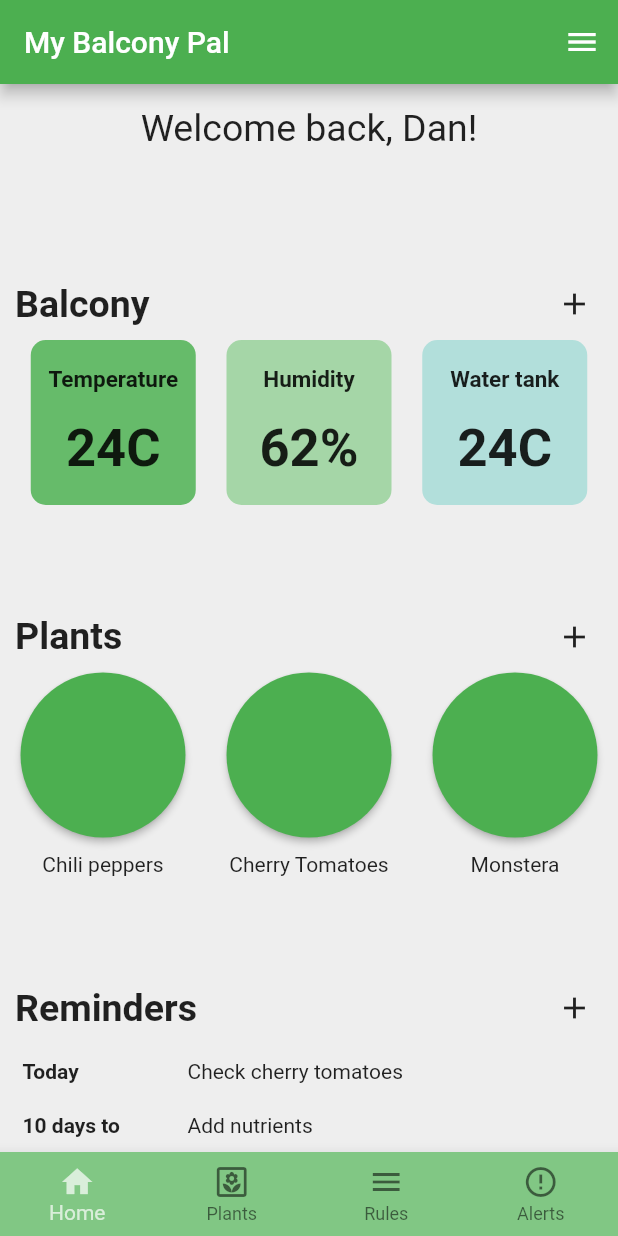
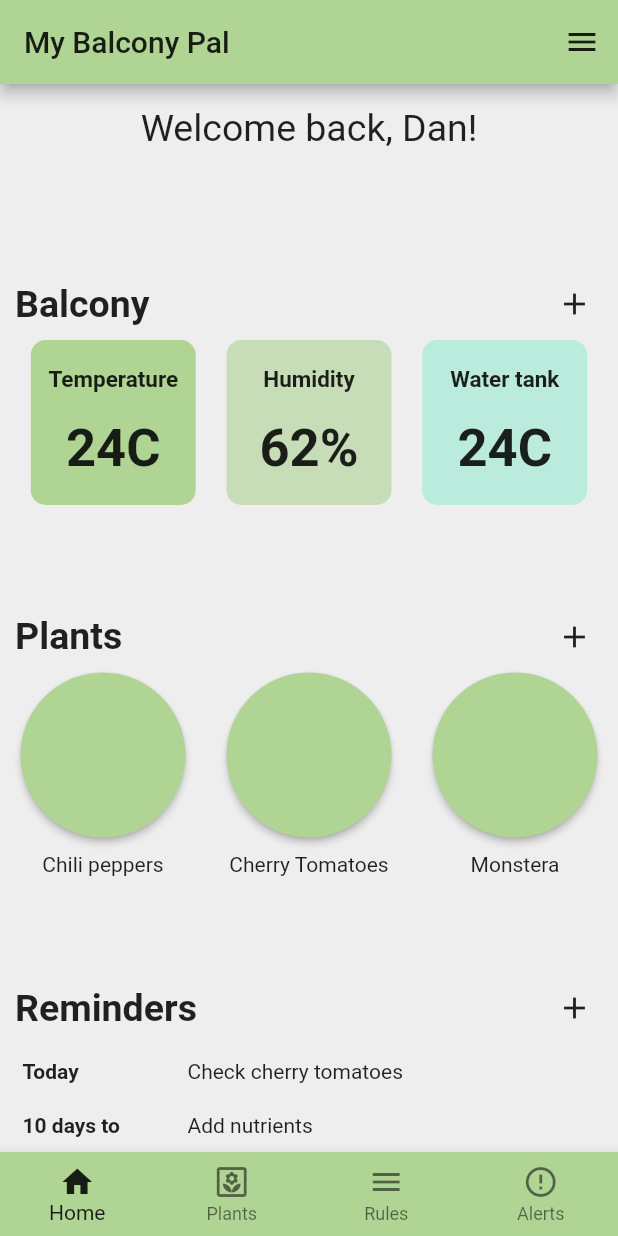
Before and after one commit to EssiPry/lut-my-balcony-pal, a Flutter app: the screen it shows after launch, on a phone screen of 412 x 824 dp. Run offline on Flutter 3.47's test engine with Material 2 defaults, Android fonts, the phone set to English and light mode, and no system bars.

Commit message:
Add right colors

```diff
--- a/my_balcony_pal/lib/main.dart
+++ b/my_balcony_pal/lib/main.dart
@@ -32,6 +32,8 @@ class _MyHomePageState extends State<MyHomePage> {
     return Scaffold(
       appBar: AppBar(
         title: Text(widget.title),
+        backgroundColor: Color(0xFFB0D494),
+        foregroundColor: Colors.black87,
       ),
 
       endDrawer: SideDrawer(),
@@ -119,9 +121,9 @@ class BalconyInfo extends StatelessWidget {
   Widget build(BuildContext context) {
     return Column(children: [Section('Balcony'),
     Row(mainAxisAlignment: MainAxisAlignment.spaceEvenly, children: [
-      BalconyObject('Temperature', '24C',Colors.green[400]),
-      BalconyObject('Humidity', '62%', Colors.green[200]),
-      BalconyObject('Water tank', '24C', Colors.teal[100]),
+      BalconyObject('Temperature', '24C',Color(0xFFB0D494)),
+      BalconyObject('Humidity', '62%', Color.fromARGB(255, 198, 221, 183)),
+      BalconyObject('Water tank', '24C', Color.fromARGB(255, 187, 235, 220)),
 
     ])]);
   }
@@ -147,8 +149,8 @@ class BottomMenu extends StatelessWidget {
   Widget build(BuildContext context) {
     return BottomNavigationBar(
       type: BottomNavigationBarType.fixed, // Fixed
-      backgroundColor: Colors.green[300],
-      selectedItemColor: Colors.white70,
+      backgroundColor: Color(0xFFB0D494),
+      selectedItemColor: Colors.black87 ,
       items: <BottomNavigationBarItem>[
         BottomNavigationBarItem(
           icon: Icon(Icons.home),
@@ -232,8 +234,9 @@ class Plant extends StatelessWidget {
     return ElevatedButton(
   onPressed: () {},
   child: null,
+
   style: ElevatedButton.styleFrom(
-
+    primary: Color(0xFFB0D494),
     shape: CircleBorder(),
     padding: EdgeInsets.all(24),
      fixedSize: const Size(110,110)
```
